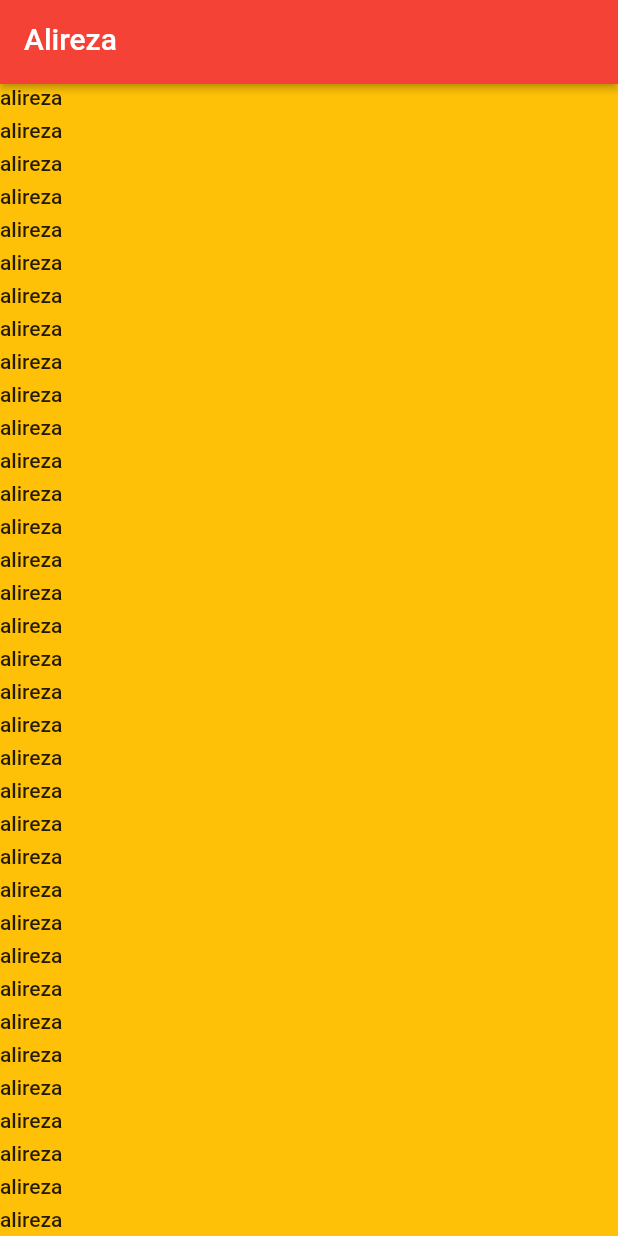
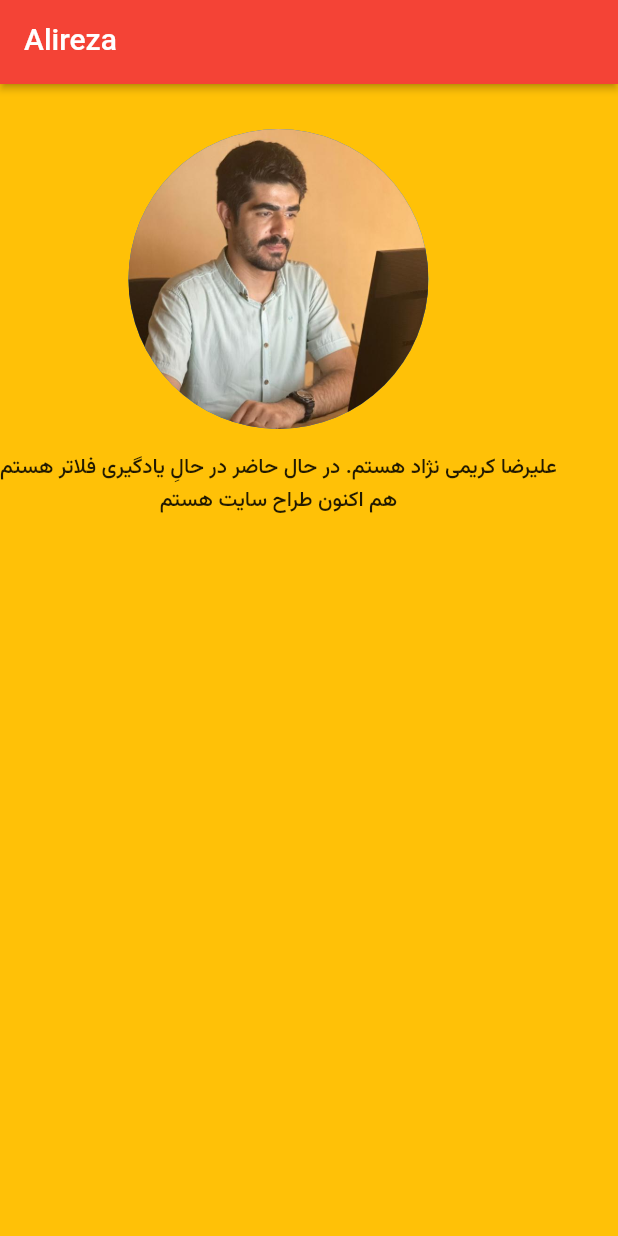
Before and after one commit to alirezakariminejad/flutter_cv_application, a Flutter app: the screen it shows after launch, on a phone screen of 412 x 824 dp. Run offline on Flutter 3.47's test engine with Material 2 defaults, Android fonts, the phone set to English and light mode, and no system bars.

Commit message:
Add _getAvatar()

```diff
--- a/lib/main.dart
+++ b/lib/main.dart
@@ -13,17 +13,16 @@ class Application extends StatelessWidget {
       debugShowCheckedModeBanner: false,
       theme: ThemeData(fontFamily: 'Vazir'),
       home: Scaffold(
-        appBar: getAppBar(),
+        appBar: _getAppBar(),
         backgroundColor: Colors.amber,
         body: SafeArea(
-          child: getMainBody(),
+          child: _getMainBody(),
         ),
       ),
     );
   }
-}
 
-PreferredSizeWidget getAppBar() {
+  PreferredSizeWidget _getAppBar() {
     return AppBar(
       backgroundColor: Colors.red,
       title: Text('Alireza'),
@@ -31,99 +30,28 @@ PreferredSizeWidget getAppBar() {
     );
   }
 
-Widget getMainBody() {
+  Widget _getMainBody() {
     return SingleChildScrollView(
       child: Column(
         children: [
-        Text('alireza'),
-        Text('alireza'),
-        Text('alireza'),
-        Text('alireza'),
-        Text('alireza'),
-        Text('alireza'),
-        Text('alireza'),
-        Text('alireza'),
-        Text('alireza'),
-        Text('alireza'),
-        Text('alireza'),
-        Text('alireza'),
-        Text('alireza'),
-        Text('alireza'),
-        Text('alireza'),
-        Text('alireza'),
-        Text('alireza'),
-        Text('alireza'),
-        Text('alireza'),
-        Text('alireza'),
-        Text('alireza'),
-        Text('alireza'),
-        Text('alireza'),
-        Text('alireza'),
-        Text('alireza'),
-        Text('alireza'),
-        Text('alireza'),
-        Text('alireza'),
-        Text('alireza'),
-        Text('alireza'),
-        Text('alireza'),
-        Text('alireza'),
-        Text('alireza'),
-        Text('alireza'),
-        Text('alireza'),
-        Text('alireza'),
-        Text('alireza'),
-        Text('alireza'),
-        Text('alireza'),
-        Text('alireza'),
-        Text('alireza'),
-        Text('alireza'),
-        Text('alireza'),
-        Text('alireza'),
-        Text('alireza'),
-        Text('alireza'),
-        Text('alireza'),
-        Text('alireza'),
-        Text('alireza'),
-        Text('alireza'),
-        Text('alireza'),
-        Text('alireza'),
-        Text('alireza'),
-        Text('alireza'),
-        Text('alireza'),
-        Text('alireza'),
-        Text('alireza'),
-        Text('alireza'),
-        Text('alireza'),
-        Text('alireza'),
-        Text('alireza'),
-        Text('alireza'),
-        Text('alireza'),
-        Text('alireza'),
-        Text('alireza'),
-        Text('alireza'),
-        Text('alireza'),
-        Text('alireza'),
-        Text('alireza'),
-        Text('alireza'),
-        Text('alireza'),
-        Text('alireza'),
-        Text('alireza'),
-        Text('alireza'),
-        Text('alireza'),
-        Text('alireza'),
-        Text('alireza'),
-        Text('alireza'),
-        Text('alireza'),
-        Text('alireza'),
-        Text('alireza'),
-        Text('alireza'),
-        Text('alireza'),
-        Text('alireza'),
-        Text('alireza'),
-        Text('alireza'),
-        Text('alireza'),
-        Text('alireza'),
+          _getAvatar(),
         ],
       ),
     );
   }
+
+  Widget _getAvatar() {
+    return Column(
+      children: [
+        SizedBox(height: 30.0),
+        CircleAvatar(
+          backgroundImage: AssetImage('images/myavatar.jpg'),
+          radius: 100,
+        ),
+        SizedBox(height: 15.0),
+        Text('علیرضا کریمی نژاد هستم. در حال حاضر در حالِ یادگیری فلاتر هستم'),
+        Text('هم اکنون طراح سایت هستم')
+      ],
+    );
+  }
+}
```
Lines whose indentation alone changed are shown as unchanged.
